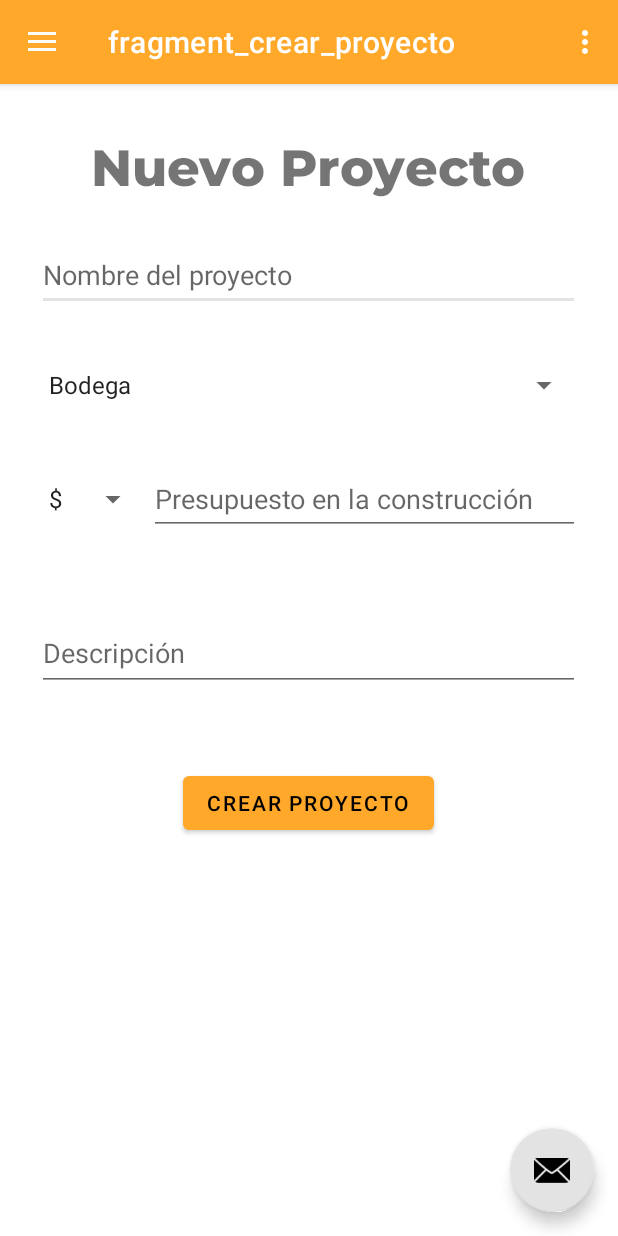
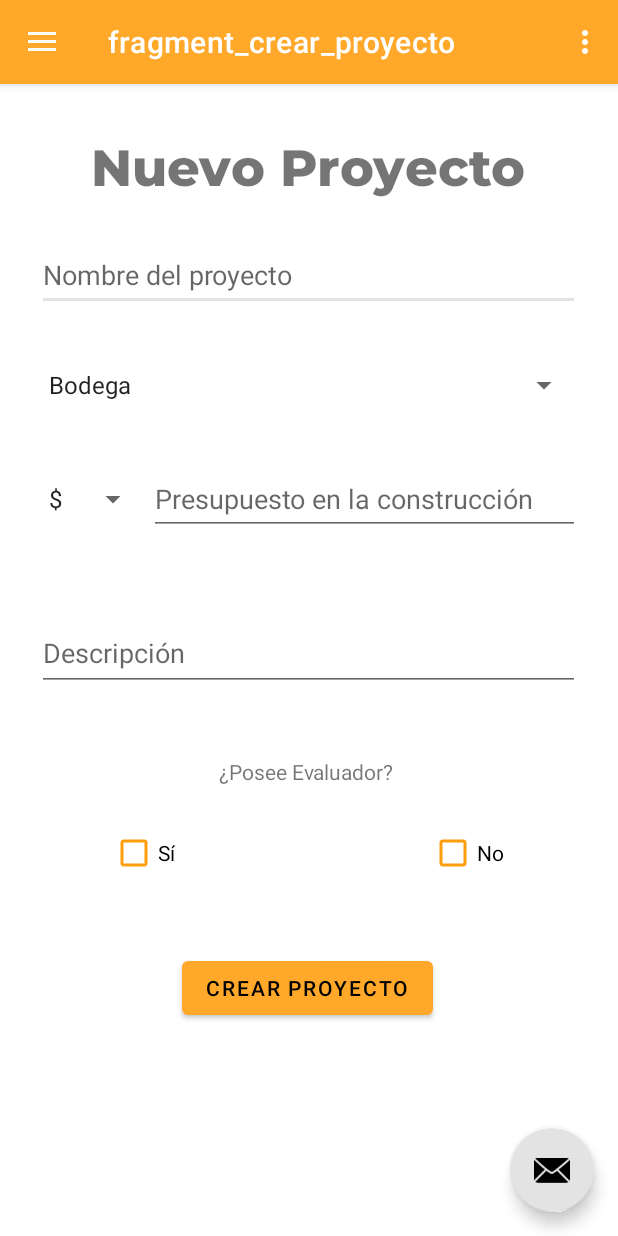
Before and after one commit to RodolfoCuevasJimenez/Buldify, an Android app: the director_proyecto_drawer screen opened directly, with no data from a screen before it, in the side drawer, after a tap on "Crear Proyectos", on a phone screen of 412 x 824 dp. Run offline under Robolectric (Android 15) with nearby library versions, the phone set to English and light mode, and no system bars; our stand-ins replace Firebase (no records; nobody signed in at launch, a user with empty details on screens opened directly), navigation-ui.

Commit message:
Validación y registro del Evaluador de la Obra

```diff
--- a/app/src/main/java/cr/una/buildify/FormularioIncidentes/FormularioIncidentesFragment.kt
+++ b/app/src/main/java/cr/una/buildify/FormularioIncidentes/FormularioIncidentesFragment.kt
@@ -78,8 +78,6 @@ class FormularioIncidentesFragment : Fragment() {
             return
         }
 
-        // Crear un objeto con los datos del Incidente ingresados
-
         if(binding.chbxIncidente.isChecked() && !binding.chbxMejora.isChecked()){
             tipo = "Incidente"
         }
@@ -95,7 +93,7 @@ class FormularioIncidentesFragment : Fragment() {
             return
         }
 
-
+        // Crear un objeto con los datos del Incidente ingresados
         val objetoFormulario = hashMapOf(
             "descripcion" to binding.etDescripcion.text.toString(),
             "etapa" to binding.etEtapaObra.text.toString(),
--- a/app/src/main/java/cr/una/buildify/iniciosesion/inicioSesion.kt
+++ b/app/src/main/java/cr/una/buildify/iniciosesion/inicioSesion.kt
@@ -32,7 +32,6 @@ import cr.una.buildify.R
 
 lateinit var btnRegistrar:Button
 lateinit var btnIngresar:Button
-lateinit var btnGoogle:TextView
 lateinit var autoCompleteTextView: AutoCompleteTextView
 
 @Suppress("DEPRECATION")
--- a/app/src/main/java/cr/una/buildify/visualizacionInc_eva_obs/Visualizacion.kt
+++ b/app/src/main/java/cr/una/buildify/visualizacionInc_eva_obs/Visualizacion.kt
@@ -9,10 +9,12 @@ import com.google.firebase.Timestamp
  * @param descripcion Descripción de la visualización.
  * @param fecha Fecha de la visualización (puede ser nula).
  * @param observaciones Observaciones adicionales sobre la visualización.
+ * @param tipo Tipo de registro.
  */
 data class Visualizacion(
     var etapa: String = "",
     var descripcion: String = "",
     var fecha: Timestamp? = null,
-    var observaciones: String = ""
+    var observaciones: String = "",
+    var tipo : String = ""
     )
--- a/app/src/main/java/cr/una/buildify/visualizacionInc_eva_obs/VisualizacionAdapter.kt
+++ b/app/src/main/java/cr/una/buildify/visualizacionInc_eva_obs/VisualizacionAdapter.kt
@@ -52,8 +52,7 @@ class VisualizacionAdapter(private val visualizacionList: MutableList<Visualizac
                 val dateString = formatter.format(date)
                 itemView.findViewById<TextView>(R.id.tvFecha).text = dateString
             }
-
-
+            itemView.findViewById<TextView>(R.id.tvTipo2).text=visualizacion.tipo
         }
     }
 }
--- a/app/src/main/res/layout/fragment_crear_proyecto.xml
+++ b/app/src/main/res/layout/fragment_crear_proyecto.xml
@@ -96,6 +96,17 @@
         app:layout_constraintTop_toBottomOf="@+id/spTipoProyecto"
         app:layout_constraintVertical_bias="0.267" />
 
+    <TextView
+        android:id="@+id/textView7"
+        android:layout_width="wrap_content"
+        android:layout_height="wrap_content"
+        android:layout_marginTop="44dp"
+        android:text="¿Posee Evaluador?"
+        app:layout_constraintEnd_toEndOf="@+id/etMtlDescripcionProyecto"
+        app:layout_constraintHorizontal_bias="0.495"
+        app:layout_constraintStart_toStartOf="@+id/etMtlDescripcionProyecto"
+        app:layout_constraintTop_toBottomOf="@+id/etMtlDescripcionProyecto" />
+
     <Button
         android:id="@+id/btnCrearProyecto"
         android:layout_width="wrap_content"
@@ -104,9 +115,33 @@
         android:textColor="@color/black"
         app:layout_constraintBottom_toBottomOf="parent"
         app:layout_constraintEnd_toEndOf="parent"
-        app:layout_constraintHorizontal_bias="0.498"
+        app:layout_constraintHorizontal_bias="0.497"
         app:layout_constraintStart_toStartOf="parent"
         app:layout_constraintTop_toBottomOf="@+id/etMtlDescripcionProyecto"
-        app:layout_constraintVertical_bias="0.16" />
+        app:layout_constraintVertical_bias="0.552" />
+
+    <CheckBox
+        android:id="@+id/chbxEvaluador1"
+        android:layout_width="wrap_content"
+        android:layout_height="wrap_content"
+        android:layout_marginStart="24dp"
+        android:layout_marginTop="84dp"
+        android:text="Sí"
+        app:layout_constraintEnd_toStartOf="@+id/textView7"
+        app:layout_constraintStart_toStartOf="@+id/etMtlDescripcionProyecto"
+        app:layout_constraintTop_toBottomOf="@+id/etMtlDescripcionProyecto"
+        android:buttonTint="@color/iconoapp_background"/>
+
+    <CheckBox
+        android:id="@+id/chbxEvaluador2"
+        android:layout_width="wrap_content"
+        android:layout_height="wrap_content"
+        android:layout_marginTop="84dp"
+        android:layout_marginEnd="28dp"
+        android:text="No"
+        app:layout_constraintEnd_toEndOf="@+id/etMtlDescripcionProyecto"
+        app:layout_constraintStart_toEndOf="@+id/textView7"
+        app:layout_constraintTop_toBottomOf="@+id/etMtlDescripcionProyecto"
+        android:buttonTint="@color/iconoapp_background"/>
 
 </androidx.constraintlayout.widget.ConstraintLayout>
--- a/app/src/main/res/navigation/director_proyecto_navigation.xml
+++ b/app/src/main/res/navigation/director_proyecto_navigation.xml
@@ -112,7 +112,11 @@
         android:id="@+id/crearProyectoFragment"
         android:name="cr.una.buildify.creacionProyecto.CrearProyectoFragment"
         android:label="fragment_crear_proyecto"
-        tools:layout="@layout/fragment_crear_proyecto" />
+        tools:layout="@layout/fragment_crear_proyecto" >
+        <action
+            android:id="@+id/action_crearProyectoFragment_to_crearEvaluadorFragment"
+            app:destination="@id/crearEvaluadorFragment" />
+    </fragment>
     <fragment
         android:id="@+id/visualizacionProyectosFragment"
         android:name="cr.una.buildify.visualizacionDeProyectos.VisualizacionProyectosFragment"
@@ -148,5 +152,14 @@
         android:label="Crear Tarea"
         tools:layout="@layout/fragment_add_tarea"
         />
+    <fragment
+        android:id="@+id/crearEvaluadorFragment"
+        android:name="cr.una.buildify.creacionProyecto.CrearEvaluadorFragment"
+        android:label="fragment_crear_evaluador"
+        tools:layout="@layout/fragment_crear_evaluador" >
+        <action
+            android:id="@+id/action_crearEvaluadorFragment_to_director_Proyecto_Main"
+            app:destination="@id/director_Proyecto_Main" />
+    </fragment>
 
 </navigation>
```
Also changed, not shown: app/src/main/java/cr/una/buildify/creacionProyecto/CrearEvaluadorFragment.kt (added, +104 -0 lines), app/src/main/java/cr/una/buildify/creacionProyecto/CrearEvaluadorViewModel.kt (added, +7 -0 lines), app/src/main/java/cr/una/buildify/creacionProyecto/CrearProyectoFragment.kt (+25 -2 lines), app/src/main/res/layout/fragment_crear_evaluador.xml (added, +84 -0 lines), app/src/main/res/layout/item_inc_eva_obs.xml (+30 -4 lines).
